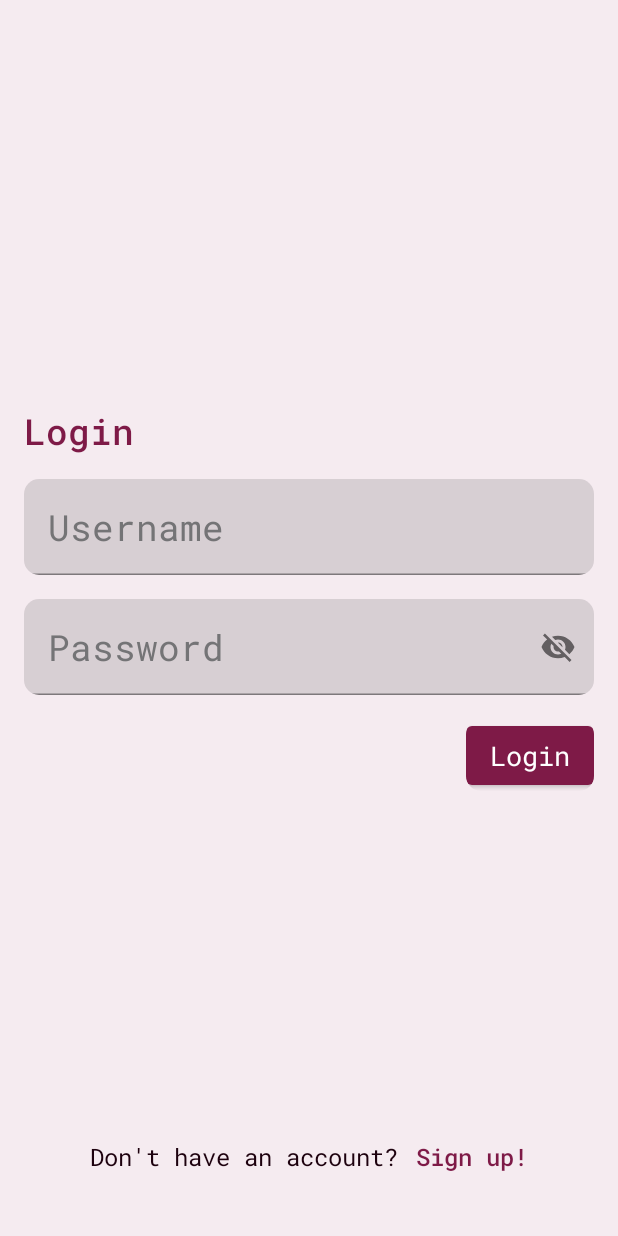
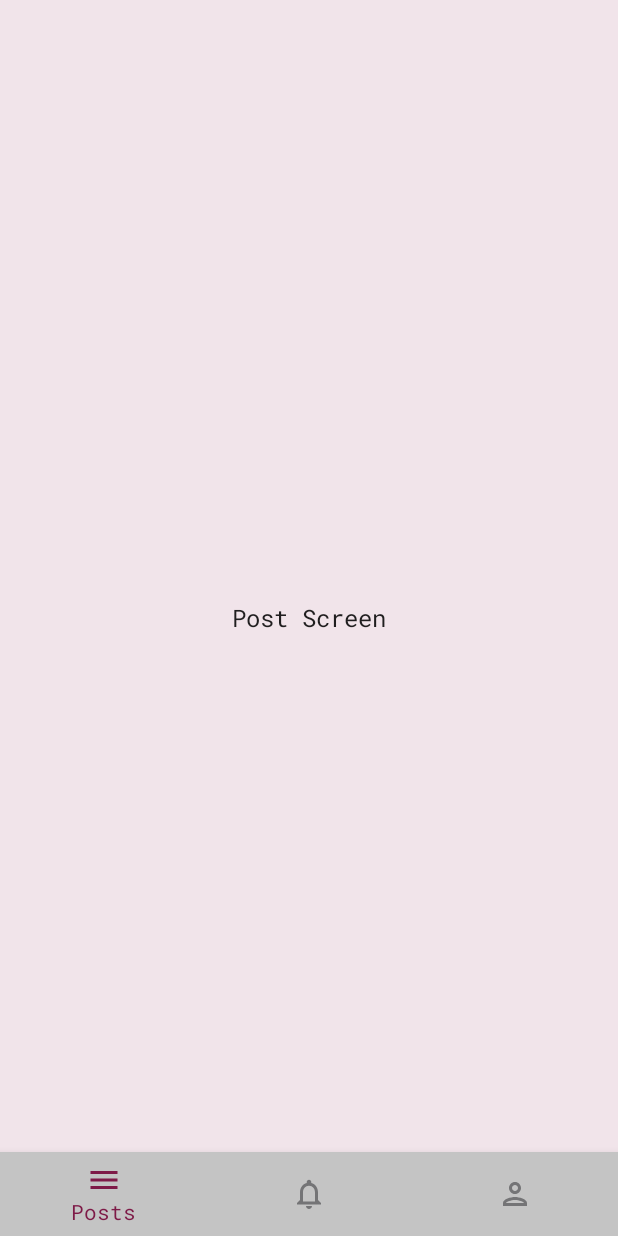
Before and after one commit to HoracekPetr/Kolejka, an Android app built with Jetpack Compose: the screen it shows after launch (MainActivity), after a tap on "Login", on a phone screen of 412 x 824 dp. Run offline under Robolectric (Android 15) with nearby library versions, the light colour scheme and no system bars; our stand-ins replace Dagger/Hilt's generated code.

Commit message:
Added Bottom Bar

```diff
--- a/app/src/main/java/com/example/kolejka/MainActivity.kt
+++ b/app/src/main/java/com/example/kolejka/MainActivity.kt
@@ -5,24 +5,73 @@ import androidx.activity.ComponentActivity
 import androidx.activity.compose.setContent
 import androidx.compose.foundation.layout.fillMaxSize
 import androidx.compose.material.MaterialTheme
+import androidx.compose.material.Scaffold
 import androidx.compose.material.Surface
+import androidx.compose.material.icons.Icons
+import androidx.compose.material.icons.outlined.Menu
+import androidx.compose.material.icons.outlined.Notifications
+import androidx.compose.material.icons.outlined.Person
+import androidx.compose.runtime.getValue
 import androidx.compose.ui.Modifier
+import androidx.navigation.compose.currentBackStackEntryAsState
+import androidx.navigation.compose.rememberNavController
 import com.example.kolejka.view.theme.KolejkaTheme
+import com.example.kolejka.view.ui.components.BottomNavigationBar
+import com.example.kolejka.view.ui.components.bottom_navigation.BottomNavItem
 import com.example.kolejka.view.util.Navigation
+import com.example.kolejka.view.util.Screen
 import dagger.hilt.android.AndroidEntryPoint
-import dagger.hilt.android.HiltAndroidApp
 
 @AndroidEntryPoint
 class MainActivity : ComponentActivity() {
     override fun onCreate(savedInstanceState: Bundle?) {
         super.onCreate(savedInstanceState)
+
+        val bottomBarItems = listOf(
+            BottomNavItem(
+                name = "Posts",
+                route = Screen.PostScreen.route,
+                Icons.Outlined.Menu
+            ),
+            BottomNavItem(
+                name = "Notifications",
+                route = Screen.NotificationScreen.route,
+                Icons.Outlined.Notifications
+            ),
+            BottomNavItem(
+                name = "Profile",
+                route = Screen.ProfileScreen.route,
+                Icons.Outlined.Person
+            )
+        )
+        val screensWithBottomBar = listOf(
+            Screen.PostScreen.route,
+            Screen.NotificationScreen.route,
+            Screen.ProfileScreen.route
+        )
+
         setContent {
             KolejkaTheme {
                 Surface(
                     color = MaterialTheme.colors.background,
                     modifier = Modifier.fillMaxSize()
                 ) {
-                    Navigation()
+                    val navController = rememberNavController()
+                    val navBackStackEntry by navController.currentBackStackEntryAsState()
+
+                    Scaffold(
+                        bottomBar = {
+                            BottomNavigationBar(
+                                items = bottomBarItems,
+                                navController = navController,
+                                onItemClick = { navController.navigate(it.route) },
+                                showBottomBar = navBackStackEntry?.destination?.route in screensWithBottomBar
+                            )
+                        }
+                    ) {
+                        Navigation(navController)
+                    }
+
                 }
             }
         }
--- a/app/src/main/java/com/example/kolejka/view/theme/Type.kt
+++ b/app/src/main/java/com/example/kolejka/view/theme/Type.kt
@@ -58,5 +58,10 @@ val Typography = Typography(
         fontFamily = roboto_mono,
         fontWeight = FontWeight.Normal,
         fontSize = 14.sp
+    ),
+    h4 = TextStyle(
+        fontFamily = roboto_mono,
+        fontWeight = FontWeight.Normal,
+        fontSize = 10.sp
     )
 )
--- /dev/null
+++ b/app/src/main/java/com/example/kolejka/view/ui/components/bottom_navigation/BottomNavItem.kt
@@ -0,0 +1,9 @@
+package com.example.kolejka.view.ui.components.bottom_navigation
+
+import androidx.compose.ui.graphics.vector.ImageVector
+
+data class BottomNavItem(
+    val name: String,
+    val route: String,
+    val icon: ImageVector
+)
--- /dev/null
+++ b/app/src/main/java/com/example/kolejka/view/ui/components/bottom_navigation/BottomNavigationBar.kt
@@ -0,0 +1,56 @@
+package com.example.kolejka.view.ui.components
+
+import androidx.compose.foundation.layout.Column
+import androidx.compose.foundation.layout.fillMaxWidth
+import androidx.compose.foundation.shape.CircleShape
+import androidx.compose.material.*
+import androidx.compose.runtime.Composable
+import androidx.compose.ui.Alignment
+import androidx.compose.ui.Alignment.Companion.CenterHorizontally
+import androidx.compose.ui.Modifier
+import androidx.compose.ui.unit.dp
+import androidx.navigation.NavController
+import androidx.navigation.compose.currentBackStackEntryAsState
+import com.example.kolejka.view.theme.*
+import com.example.kolejka.view.ui.components.bottom_navigation.BottomNavItem
+
+@Composable
+fun BottomNavigationBar(
+    items: List<BottomNavItem>,
+    navController: NavController,
+    showBottomBar: Boolean,
+    modifier: Modifier = Modifier,
+    onItemClick: (BottomNavItem) -> Unit
+) {
+    val backStackEntry = navController.currentBackStackEntryAsState()
+
+    if(showBottomBar) {
+        BottomNavigation(
+            modifier = modifier,
+            backgroundColor = LightGray,
+            elevation = Space8
+        ) {
+            items.forEach { item ->
+                val selected = item.route == backStackEntry.value?.destination?.route
+                BottomNavigationItem(
+                    selected = selected,
+                    selectedContentColor = DarkPurple,
+                    unselectedContentColor = DarkGray,
+                    onClick = { onItemClick(item) },
+                    icon = {
+                        Column(horizontalAlignment = CenterHorizontally) {
+                            Icon(imageVector = item.icon, contentDescription = item.name)
+                            if (selected) {
+                                Text(
+                                    text = item.name,
+                                    style = Typography.caption,
+                                    color = DarkPurple
+                                )
+                            }
+                        }
+                    }
+                )
+            }
+        }
+    }
+}
--- a/app/src/main/java/com/example/kolejka/view/ui/screens/login_screen/LoginScreen.kt
+++ b/app/src/main/java/com/example/kolejka/view/ui/screens/login_screen/LoginScreen.kt
@@ -80,7 +80,7 @@ fun LoginScreen(viewModel: LoginScreenViewModel = hiltViewModel(), navController
             Spacer(modifier = Modifier.size(Space16))
 
             Button(
-                onClick = {},
+                onClick = { navController.navigate(Screen.PostScreen.route) },
                 modifier = Modifier
                     .align(Alignment.End)
                     .clip(
--- /dev/null
+++ b/app/src/main/java/com/example/kolejka/view/ui/screens/main_post_screen/PostScreen.kt
@@ -0,0 +1,18 @@
+package com.example.kolejka.view.ui.screens.main_post_screen
+
+import androidx.compose.foundation.layout.Box
+import androidx.compose.foundation.layout.Column
+import androidx.compose.foundation.layout.fillMaxSize
+import androidx.compose.material.Text
+import androidx.compose.runtime.Composable
+import androidx.compose.ui.Alignment
+import androidx.compose.ui.Modifier
+import androidx.navigation.NavController
+
+
+@Composable
+fun PostScreen(navController: NavController) {
+    Box(modifier = Modifier.fillMaxSize()){
+        Text(text = "Post Screen", modifier = Modifier.align(Alignment.Center))
+    }
+}
--- /dev/null
+++ b/app/src/main/java/com/example/kolejka/view/ui/screens/notification_screen/NotificationScreen.kt
@@ -0,0 +1,16 @@
+package com.example.kolejka.view.ui.screens.notification_screen
+
+import androidx.compose.foundation.layout.Box
+import androidx.compose.foundation.layout.fillMaxSize
+import androidx.compose.material.Text
+import androidx.compose.runtime.Composable
+import androidx.compose.ui.Alignment
+import androidx.compose.ui.Modifier
+import androidx.navigation.NavController
+
+@Composable
+fun NotificationScreen(navController: NavController) {
+    Box(modifier = Modifier.fillMaxSize()){
+        Text(text = "Notifications Screen", modifier = Modifier.align(Alignment.Center))
+    }
+}
--- /dev/null
+++ b/app/src/main/java/com/example/kolejka/view/ui/screens/profile_screen/ProfileScreen.kt
@@ -0,0 +1,16 @@
+package com.example.kolejka.view.ui.screens.profile_screen
+
+import androidx.compose.foundation.layout.Box
+import androidx.compose.foundation.layout.fillMaxSize
+import androidx.compose.material.Text
+import androidx.compose.runtime.Composable
+import androidx.compose.ui.Alignment
+import androidx.compose.ui.Modifier
+import androidx.navigation.NavController
+
+@Composable
+fun ProfileScreen(navController: NavController) {
+    Box(modifier = Modifier.fillMaxSize()) {
+        Text(text = "Profile Screen", modifier = Modifier.align(Alignment.Center))
+    }
+}
--- a/app/src/main/java/com/example/kolejka/view/util/Navigation.kt
+++ b/app/src/main/java/com/example/kolejka/view/util/Navigation.kt
@@ -1,24 +1,56 @@
 package com.example.kolejka.view.util
 
+import androidx.compose.material.Scaffold
+import androidx.compose.material.icons.Icons
+import androidx.compose.material.icons.outlined.Menu
+import androidx.compose.material.icons.outlined.Notifications
+import androidx.compose.material.icons.outlined.Person
 import androidx.compose.runtime.Composable
+import androidx.navigation.NavController
+import androidx.navigation.NavHostController
 import androidx.navigation.compose.NavHost
 import androidx.navigation.compose.composable
 import androidx.navigation.compose.rememberNavController
+import com.example.kolejka.view.ui.components.BottomNavigationBar
+import com.example.kolejka.view.ui.components.bottom_navigation.BottomNavItem
 import com.example.kolejka.view.ui.screens.login_screen.LoginScreen
+import com.example.kolejka.view.ui.screens.main_post_screen.PostScreen
+import com.example.kolejka.view.ui.screens.notification_screen.NotificationScreen
+import com.example.kolejka.view.ui.screens.profile_screen.ProfileScreen
 import com.example.kolejka.view.ui.screens.register_screen.RegisterScreen
 
 @Composable
-fun Navigation() {
-    val navController = rememberNavController()
-    NavHost(navController = navController, startDestination = Screen.LoginScreen.route ){
-        composable(route = Screen.LoginScreen.route){
+fun Navigation(navController: NavHostController) {
+
+    NavHost(navController = navController, startDestination = Screen.LoginScreen.route) {
+        composable(route = Screen.LoginScreen.route) {
             LoginScreen(navController = navController)
         }
 
         composable(
             route = Screen.RegisterScreen.route
-        ){
+        ) {
             RegisterScreen(navController = navController)
         }
+
+        composable(
+            route = Screen.PostScreen.route
+        ) {
+            PostScreen(navController = navController)
+        }
+
+        composable(
+            route = Screen.NotificationScreen.route
+        ) {
+            NotificationScreen(navController = navController)
+        }
+
+        composable(
+            route = Screen.ProfileScreen.route
+        ) {
+            ProfileScreen(navController = navController)
+        }
     }
+
+
 }
--- a/app/src/main/java/com/example/kolejka/view/util/Screen.kt
+++ b/app/src/main/java/com/example/kolejka/view/util/Screen.kt
@@ -3,4 +3,7 @@ package com.example.kolejka.view.util
 sealed class Screen(val route: String) {
     object LoginScreen: Screen("login_screen")
     object RegisterScreen: Screen("register_screen")
+    object PostScreen: Screen("post_screen")
+    object NotificationScreen: Screen("notification_screen")
+    object ProfileScreen: Screen("profile_screen")
 }
```
